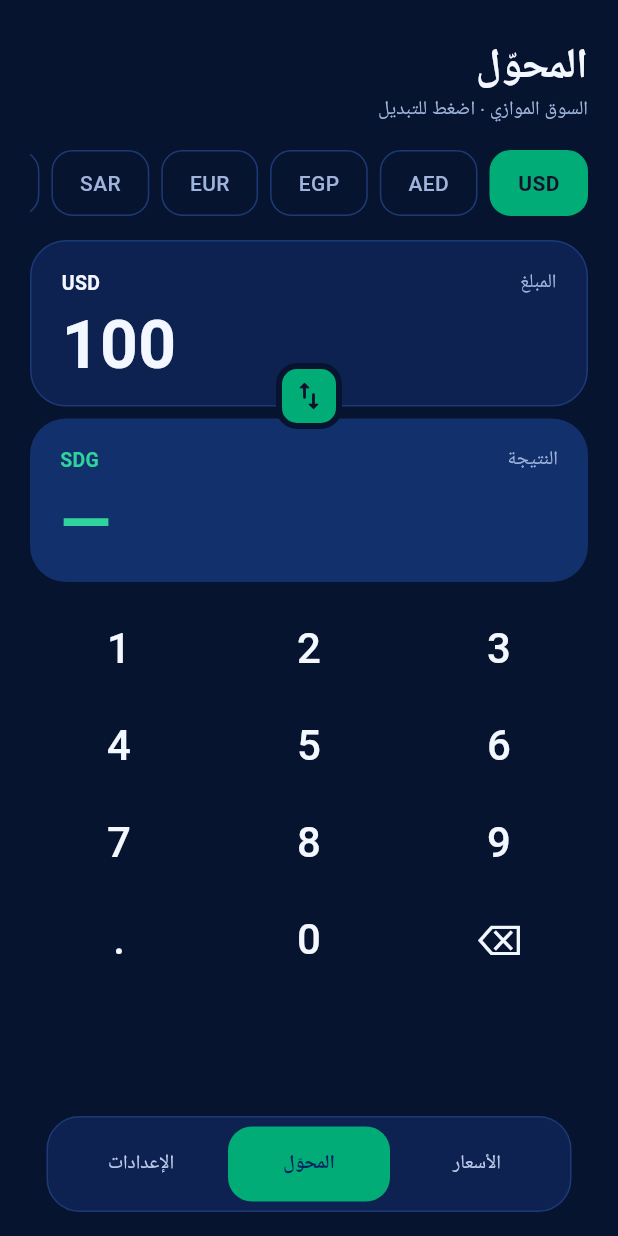
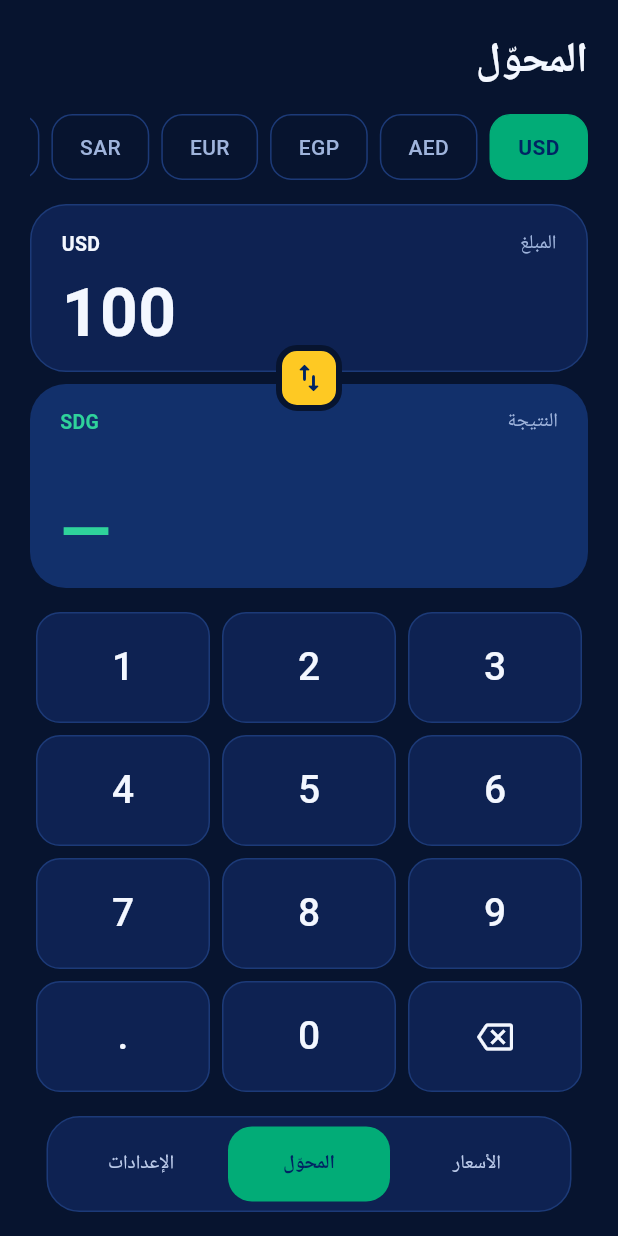
Before and after one commit to mohdnoaman2011-lgtm/Exchange-Rates, a Flutter app: the screen it shows after launch, item 2 of the bottom bar chosen, on a phone screen of 412 x 824 dp. Run offline on Flutter 3.47's test engine with Material 3 defaults, Android fonts, the light colour scheme and no system bars; our stand-ins replace flutter_local_notifications, google_fonts, package_info_plus, shared_preferences; missing offline and left inert: workmanager; network calls fail.

Commit message:
Update converter_screen.dart

```diff
--- a/lib/screens/converter_screen.dart
+++ b/lib/screens/converter_screen.dart
@@ -3,6 +3,9 @@ import '../app_state.dart';
 import '../models.dart';
 import '../theme.dart';
 import '../widgets.dart';
+import 'converter_box.dart';
+import 'converter_keypad.dart';
+import 'converter_parts.dart';
 
 class ConverterScreen extends StatefulWidget {
   final AppState state;
@@ -16,6 +19,9 @@ class _ConverterScreenState extends State<ConverterScreen> {
   bool toSdg = true; // المبلغ بعملة أجنبية ← جنيه سوداني
   String input = '100';
 
+  static const _amountH = 112.0;
+  static const _resultH = 136.0;
+
   void _key(String k) {
     setState(() {
       if (k == '⌫') {
@@ -28,6 +34,13 @@ class _ConverterScreenState extends State<ConverterScreen> {
     });
   }
 
+  /// يفصل آلاف الجزء الصحيح مع الإبقاء على ما يكتبه المستخدم بعد الفاصلة
+  String _shown(String s) {
+    final parts = s.split('.');
+    final i = parts[0].replaceAllMapped(RegExp(r'\B(?=(\d{3})+(?!\d))'), (m) => ',');
+    return parts.length > 1 ? '$i.${parts[1]}' : i;
+  }
+
   @override
   Widget build(BuildContext context) => ListenableBuilder(
         listenable: widget.state,
@@ -37,120 +50,61 @@ class _ConverterScreenState extends State<ConverterScreen> {
           final rate = st.rate(code)?.value(st.source);
           final amount = double.tryParse(input) ?? 0;
           final result = rate == null ? null : (toSdg ? amount * rate : amount / rate);
-          final srcLabel = st.source == RateSource.parallel ? 'السوق الموازي' : 'سعر البنك';
-          return ListView(
-            padding: const EdgeInsets.fromLTRB(20, 24, 20, 120),
-            children: [
-              ScreenHeader(title: 'المحوّل', subtitle: Text('$srcLabel · اضغط للتبديل')),
-              const SizedBox(height: 18),
+          // padding.bottom يشمل أصلاً ارتفاع شريط التنقل (extendBody)
+          final bottom = MediaQuery.of(context).padding.bottom + 12;
+
+          return LayoutBuilder(builder: (context, box) {
+            const fixedTop = 40 + 16 + 44 + 16 + _amountH + 8 + _resultH + 12;
+            final avail = box.maxHeight - 20 - bottom;
+            final double keyH = ((avail - fixedTop) / 4).clamp(52.0, 84.0).toDouble();
+
+            return SingleChildScrollView(
+              padding: EdgeInsets.fromLTRB(20, 20, 20, bottom),
+              child: Column(crossAxisAlignment: CrossAxisAlignment.stretch, children: [
+                ScreenHeader(title: 'المحوّل', subtitle: const SizedBox.shrink()),
+                const SizedBox(height: 16),
+                CurrencyChips(code: code, onSelect: (c) => setState(() => code = c)),
+                const SizedBox(height: 16),
                 SizedBox(
-                height: 44,
-                child: ListView(scrollDirection: Axis.horizontal, children: [
-                  for (final c in currencies)
-                    Padding(
-                      padding: const EdgeInsetsDirectional.only(end: 8),
-                      child: InkWell(
-                        onTap: () => setState(() => code = c.code),
-                        borderRadius: BorderRadius.circular(14),
-                        child: Container(
-                          padding: const EdgeInsets.symmetric(horizontal: 18),
-                          alignment: Alignment.center,
-                          decoration: BoxDecoration(
-                            color: code == c.code ? Pal.coral : Colors.transparent,
-                            borderRadius: BorderRadius.circular(14),
-                            border: Border.all(color: code == c.code ? Pal.coral : p.border),
+                  height: _amountH + 8 + _resultH,
+                  child: Stack(clipBehavior: Clip.none, children: [
+                    Column(children: [
+                      SizedBox(
+                        height: _amountH,
+                        child: Panel(
+                          padding: const EdgeInsets.fromLTRB(20, 16, 20, 16),
+                          child: ConverterBox('المبلغ', toSdg ? code : 'SDG', _shown(input), p.ink, p.muted, p.ink),
                         ),
-                          child: Text(c.code,
-                              style: TextStyle(
-                                fontSize: 14,
-                                fontWeight: code == c.code ? FontWeight.w700 : FontWeight.w500,
-                                color: code == c.code ? const Color(0xFF14102B) : p.muted,
-                              )),
                       ),
+                      const SizedBox(height: 8),
+                      Container(
+                        height: _resultH,
+                        padding: const EdgeInsets.fromLTRB(20, 16, 20, 16),
+                        decoration: BoxDecoration(color: p.tile, borderRadius: BorderRadius.circular(24)),
+                        child: ConverterBox(
+                          'النتيجة',
+                          toSdg ? 'SDG' : code,
+                          result == null ? '—' : fmt(result, toSdg ? 0 : 2),
+                          p.tileText,
+                          p.muted,
+                          p.tileText,
+                          footer: rate == null ? null : '1 $code = ${fmt(rate)} SDG',
                         ),
                       ),
                     ]),
-              ),
-              const SizedBox(height: 16),
-              Stack(clipBehavior: Clip.none, alignment: Alignment.center, children: [
-                Column(children: [
-                  Panel(
-                    padding: const EdgeInsets.fromLTRB(20, 18, 20, 18),
-                    child: _Box('المبلغ', toSdg ? code : 'SDG', input, p.ink, p.muted, p.ink),
-                  ),
-                  const SizedBox(height: 8),
-                  Container(
-                    padding: const EdgeInsets.fromLTRB(20, 18, 20, 18),
-                    decoration: BoxDecoration(color: p.tile, borderRadius: BorderRadius.circular(24)),
-                    child: _Box('النتيجة', toSdg ? 'SDG' : code,
-                        result == null ? '—' : fmt(result, toSdg ? 0 : 2), p.tileText, p.muted, p.tileText,
-                        footer: rate == null ? null : '1 $code = ${fmt(rate)} SDG'),
+                    Positioned(
+                      top: _amountH + 4 - 22,
+                      left: 0,
+                      right: 0,
+                      child: Center(child: SwapButton(onTap: () => setState(() => toSdg = !toSdg))),
                     ),
                   ]),
-                PositionedDirectional(
-                  top: 82,
-                  child: InkWell(
-                    onTap: () => setState(() => toSdg = !toSdg),
-                    borderRadius: BorderRadius.circular(14),
-                    child: Container(
-                      width: 44, height: 44,
-                      decoration: BoxDecoration(
-                        color: Pal.coral,
-                        borderRadius: BorderRadius.circular(14),
-                        border: Border.all(color: p.bg, width: 4),
                 ),
-                      child: const Icon(Icons.swap_vert_rounded, color: Color(0xFF14102B)),
-                    ),
-                  ),
-                ),
+                const SizedBox(height: 12),
+                Keypad(keyH: keyH, onKey: _key),
               ]),
-              const SizedBox(height: 16),
-              Directionality(
-                textDirection: TextDirection.ltr,
-                child: GridView.count(
-                  crossAxisCount: 3, shrinkWrap: true, mainAxisSpacing: 8, crossAxisSpacing: 8,
-                  childAspectRatio: 2.1, physics: const NeverScrollableScrollPhysics(),
-                  children: [
-                    for (final k in ['1', '2', '3', '4', '5', '6', '7', '8', '9', '.', '0', '⌫'])
-                      InkWell(
-                        onTap: () => _key(k),
-                        borderRadius: BorderRadius.circular(16),
-                        child: Center(child: Text(k, style: const TextStyle(fontSize: 28, fontWeight: FontWeight.w500))),
-                      ),
-                  ],
-                ),
-              ),
-            ],
             );
+          });
         },
       );
 }
-
-class _Box extends StatelessWidget {
-  final String label, cur, value;
-  final Color valueColor, muted, curColor;
-  final String? footer;
-  const _Box(this.label, this.cur, this.value, this.valueColor, this.muted, this.curColor, {this.footer});
-  @override
-  Widget build(BuildContext context) => Column(crossAxisAlignment: CrossAxisAlignment.stretch, children: [
-        Row(mainAxisAlignment: MainAxisAlignment.spaceBetween, children: [
-          Text(label, style: TextStyle(fontSize: 13, color: muted)),
-          Num(cur, style: TextStyle(fontSize: 13, fontWeight: FontWeight.w700, color: curColor)),
-        ]),
-        const SizedBox(height: 10),
-        Align(
-          alignment: AlignmentDirectional.centerEnd,
-          child: FittedBox(
-            fit: BoxFit.scaleDown,
-            child: Num(value, style: TextStyle(fontSize: 44, fontWeight: FontWeight.w700, height: 1, color: valueColor)),
-          ),
-        ),
-        if (footer != null) ...[
-          const SizedBox(height: 6),
-          Align(
-            alignment: AlignmentDirectional.centerEnd,
-            child: Num(footer!, style: TextStyle(fontSize: 13, color: muted)),
-          ),
-        ],
-      ]);
-}
```
Lines whose indentation alone changed are shown as unchanged.
